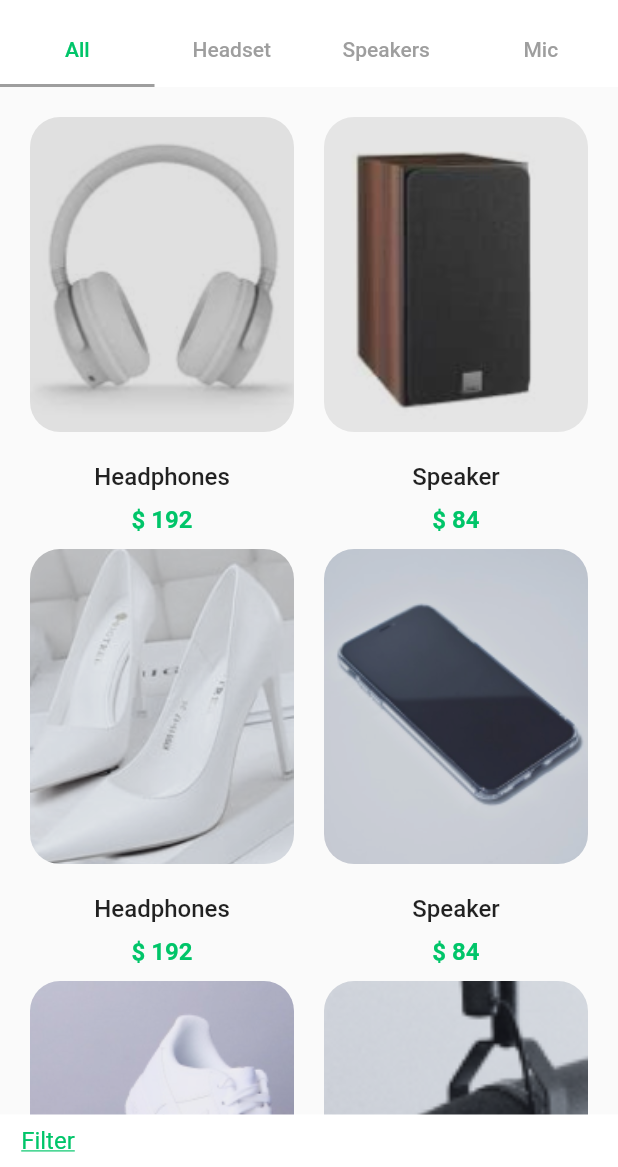
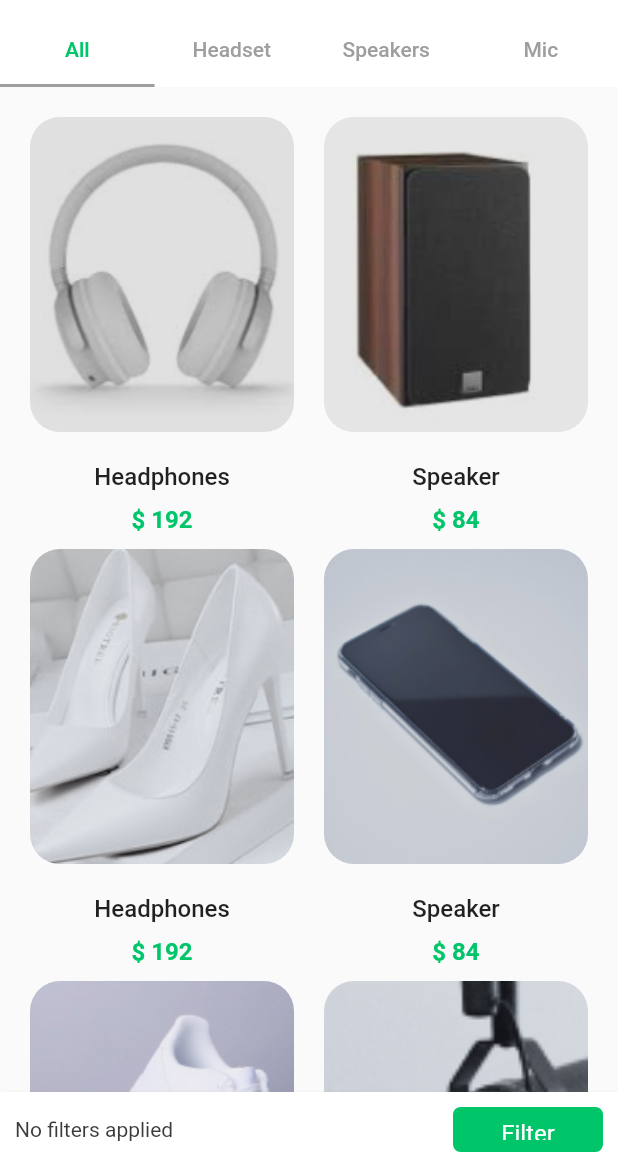
Before and after one commit to malavikaac/Flutter_Shopping_App_UI, a Flutter app: the screen it shows after launch, after a tap on "See All", on a phone screen of 412 x 824 dp, the part 69-1236 px from its top. Run offline on Flutter 3.47's test engine with Material 2 defaults, Android fonts, the phone set to English and light mode, and no system bars; our stand-ins replace flutter_svg.

Commit message:
fix - button in bottom navigation

```diff
--- a/lib/bottom navigation/explore/all_products_page.dart
+++ b/lib/bottom navigation/explore/all_products_page.dart
@@ -234,18 +234,35 @@ class _AllProductsPageState extends State<AllProductsPage> {
             ),
           ),
         ),
+        //-------------------------------------------------
         Container(
-          height: 35,
+          height: 50,
+          decoration: BoxDecoration(boxShadow: [ BoxShadow(
+            color: myColors.greyTextColor,
+            blurRadius: 5,
+            offset: const Offset(2, 5),
+            spreadRadius: 0,
+          )],
           color:myColors.whiteColor,
+          ),
           child:Row(
+            mainAxisAlignment: MainAxisAlignment.spaceBetween,
           children:[
-             //myWidget.normalText(fontSize:20 ,),
-          myWidget.button(
-            color:myColors.greenColor,
-            text: 'Filter',
-            fontSize: 16,
-             fontWeight: FontWeight.normal,
-             onPressed: (){})
+             Padding(
+               padding: const EdgeInsets.all(10.0),
+               child: myWidget.normalText(fontSize:14 ,
+               fontWeight: FontWeight.normal,
+               text: "No filters applied"),
+             ),
+          Padding(
+            padding:  const EdgeInsets.symmetric(horizontal:10,vertical: 10 ),
+            child: myWidget.button(
+              color:myColors.whiteColor,
+              text: 'Filter',
+              fontSize: 16,
+               fontWeight: FontWeight.normal,
+               onPressed: (){}),
+          )
           ]
           )
         )
--- a/lib/bottom navigation/explore/explore_Page.dart
+++ b/lib/bottom navigation/explore/explore_Page.dart
@@ -75,7 +75,7 @@ class ExplorePage extends StatelessWidget {
                     Padding(
                         padding: const EdgeInsets.symmetric(
                             horizontal: 5, vertical: 8),
-                        child: myWidget.button(
+                        child: myWidget.linkButton(
                             fontSize: 13,
                             fontWeight: FontWeight.w500,
                             color: myColors.blueColor,
--- a/lib/bottom navigation/explore/main_page.dart
+++ b/lib/bottom navigation/explore/main_page.dart
@@ -15,6 +15,7 @@ class _ProductPageState extends State<ProductPage> {
   Widget build(BuildContext context) {
     return DefaultTabController(
       length: 4,
+      child: SafeArea(
         child: Scaffold(
           appBar: AppBar(
             elevation: 0,
@@ -72,6 +73,7 @@ class _ProductPageState extends State<ProductPage> {
             ],
           ),
         ),
+      ),
     );
   }
 }
--- a/lib/constants/widgets.dart
+++ b/lib/constants/widgets.dart
@@ -32,7 +32,7 @@ class MyWidget {
             fontSize: fontSize, fontWeight: fontWeight, color: color));
   }
 
-  Widget button(
+  Widget linkButton(
       {required String text,
       required double fontSize,
       required FontWeight fontWeight,
@@ -43,6 +43,26 @@ class MyWidget {
         child: Text(text,
             style: TextStyle(
                 fontSize: fontSize, fontWeight: fontWeight, color: color,decoration: TextDecoration.underline)));
+  }
+  Widget button(
+      {required String text,
+      required double fontSize,
+      required FontWeight fontWeight,
+      Color? color,
+      required Function onPressed}) {
+    return Container(
+      decoration: BoxDecoration(borderRadius: BorderRadius.circular(5),
+
+      color: myColors.greenColor,
+      ),
+      height: 45,
+      width: 100,
+      child: TextButton(
+          onPressed: onPressed as void Function(),
+          child: Text(text,
+              style: TextStyle(
+                  fontSize: fontSize, fontWeight: fontWeight, color: color,))),
+    );
   }
 
   Widget normalText(
```
Lines whose indentation alone changed are shown as unchanged.
